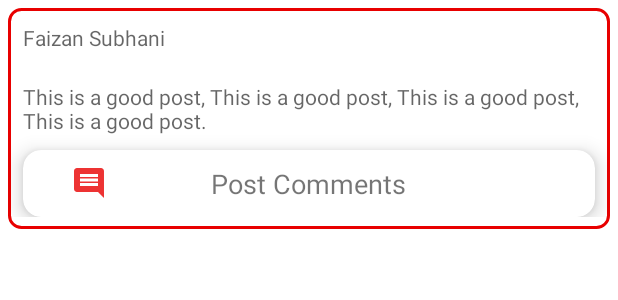
After one commit to Amin-AQ/AlertApp, an Android app: the layout post_layout.xml on its own in the app's theme, with its tools: preview values and no code run, on a phone screen of 412 x 824 dp. The commit adds this screen. Shown: the top 300 px of the screen. Run offline under Robolectric (Android 15) with nearby library versions, the phone set to English and light mode, and no system bars.

Commit message:
Posts initial implementation

```diff
--- a/app/src/main/java/com/smd/alertapp/Activities/MainActivity.java
+++ b/app/src/main/java/com/smd/alertapp/Activities/MainActivity.java
@@ -42,7 +42,6 @@ public class MainActivity extends AppCompatActivity {
         callHelplineCard=findViewById(R.id.contact_helpline_card);
         bottomNav=findViewById(R.id.bottom_navigation);
         bottomNav.setSelectedItemId(R.id.menu_home);
-        //contactFrag=findViewById(R.id.fragment_container);
         Log.d("MainActivity","OnCreate called");
         sessionManager = new SessionManager(getApplicationContext());
         if(!sessionManager.checkLogin())
--- /dev/null
+++ b/app/src/main/res/drawable-anydpi/comment_button.xml
@@ -0,0 +1,12 @@
+<vector xmlns:android="http://schemas.android.com/apk/res/android"
+    android:width="24dp"
+    android:height="24dp"
+    android:viewportWidth="24"
+    android:viewportHeight="24"
+    android:tint="#E80000"
+    android:alpha="0.8"
+    android:autoMirrored="true">
+  <path
+      android:fillColor="@android:color/white"
+      android:pathData="M21.99,4c0,-1.1 -0.89,-2 -1.99,-2L4,2c-1.1,0 -2,0.9 -2,2v12c0,1.1 0.9,2 2,2h14l4,4 -0.01,-18zM18,14L6,14v-2h12v2zM18,11L6,11L6,9h12v2zM18,8L6,8L6,6h12v2z"/>
+</vector>
--- /dev/null
+++ b/app/src/main/res/layout/post_layout.xml
@@ -0,0 +1,52 @@
+<?xml version="1.0" encoding="utf-8"?>
+<RelativeLayout xmlns:android="http://schemas.android.com/apk/res/android"
+    android:layout_width="match_parent"
+    android:layout_height="wrap_content"
+    android:layout_margin="5dp"
+    android:paddingBottom="8dp"
+    android:background="@drawable/outline"
+    xmlns:app="http://schemas.android.com/apk/res-auto">
+    <TextView
+        android:id="@+id/postUser"
+        android:layout_width="match_parent"
+        android:layout_height="wrap_content"
+        android:hint="Faizan Subhani"
+        android:padding="10dp"
+        />
+    <TextView
+        android:id="@+id/postText"
+        android:layout_width="match_parent"
+        android:layout_height="wrap_content"
+        android:layout_below="@id/postUser"
+        android:padding="10dp"
+        android:hint="This is a good post, This is a good post, This is a good post, This is a good post."
+        />
+    <androidx.cardview.widget.CardView
+        android:id="@+id/viewCommentsCard"
+        android:layout_width="match_parent"
+        android:layout_height="wrap_content"
+        android:clickable="true"
+        android:layout_below="@id/postText"
+        android:layout_marginHorizontal="10dp"
+        app:cardCornerRadius="12dp"
+        app:cardElevation="8dp">
+
+        <ImageView
+            android:id="@+id/CommentIcon"
+            android:paddingStart="32dp"
+            android:padding="10dp"
+            android:layout_width="wrap_content"
+            android:layout_height="wrap_content"
+            android:layout_gravity="start|center_vertical"
+            android:src="@drawable/comment_button"/>
+
+        <TextView
+            android:layout_width="wrap_content"
+            android:layout_height="wrap_content"
+            android:padding="10dp"
+            android:layout_gravity="center"
+            android:text="@string/post_comments"
+            android:textSize="18sp" />
+
+    </androidx.cardview.widget.CardView>
+</RelativeLayout>
--- a/app/src/main/res/values-night/strings.xml
+++ b/app/src/main/res/values-night/strings.xml
@@ -25,4 +25,5 @@
     <string name="settings">Settings</string>
     <string name="posts">Posts</string>
     <string name="home">Home</string>
+    <string name="post_comments">Post Comments</string>
 </resources>
--- a/app/src/main/res/values/strings.xml
+++ b/app/src/main/res/values/strings.xml
@@ -22,7 +22,9 @@
     <string name="alert_contacts_only">Alert Contacts only</string>
     <string name="alert_helplines_only">Alert helplines only</string>
     <string name="custom_alert_message">Custom alert message</string>
+    <string name="create_post_message">Create Post</string>
     <string name="settings">Settings</string>
     <string name="posts">Posts</string>
     <string name="home">Home</string>
+    <string name="post_comments">Post Comments</string>
 </resources>
```
Also changed, not shown: app/src/main/java/com/smd/alertapp/Activities/PostActivity.java (+67 -0 lines), app/src/main/java/com/smd/alertapp/Adapters/PostsAdapter.java (added, +59 -0 lines), app/src/main/java/com/smd/alertapp/DataLayer/Post/IPostDAO.java (added, +14 -0 lines), app/src/main/java/com/smd/alertapp/DataLayer/Post/PostFirebaseDAO.java (added, +135 -0 lines), app/src/main/java/com/smd/alertapp/Entities/Post.java (+54 -0 lines), app/src/main/res/layout/activity_post.xml (+61 -2 lines), app/src/main/res/drawable-hdpi/comment_button.png (added), app/src/main/res/drawable-mdpi/comment_button.png (added), app/src/main/res/drawable-xhdpi/comment_button.png (added), app/src/main/res/drawable-xxhdpi/comment_button.png (added).
